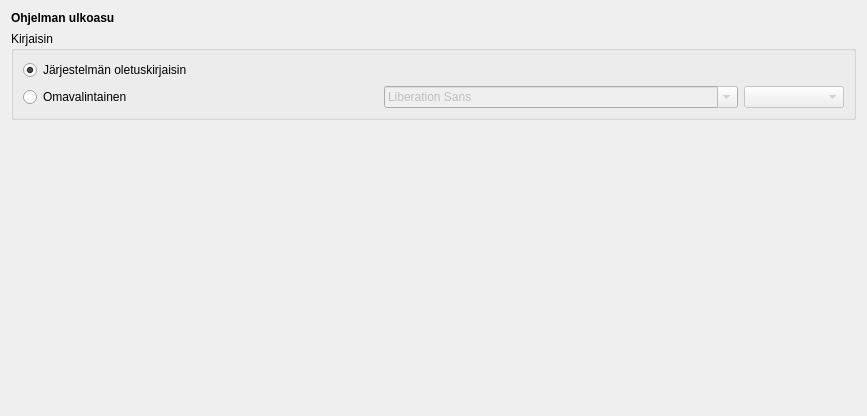
The window that kitupiikki/maaritys/ulkoasumaaritys.ui (artoh/kitupiikki) describes before a commit, drawn with Qt 5.
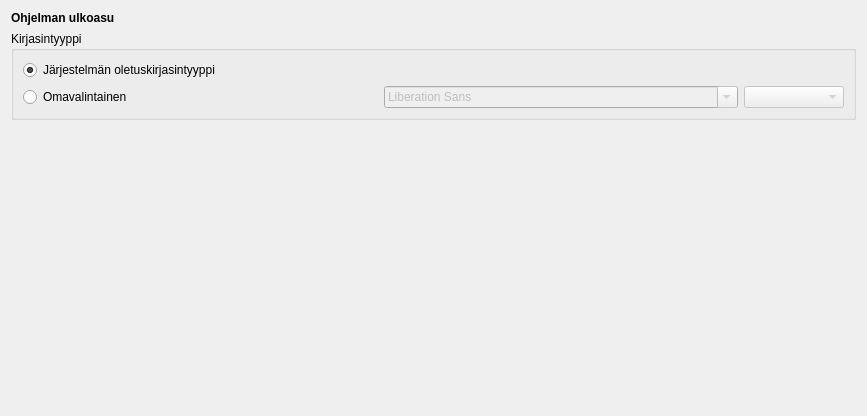
The same window after the commit.

Commit message: Ulkoasumaaritys typo fix: kirjaisin -> kirjasintyyppi

The edit to the form file:
```diff
--- a/kitupiikki/maaritys/ulkoasumaaritys.ui
+++ b/kitupiikki/maaritys/ulkoasumaaritys.ui
@@ -30,13 +30,13 @@
    <item>
     <widget class="QGroupBox" name="groupBox">
      <property name="title">
-      <string>Kirjaisin</string>
+      <string>Kirjasintyyppi</string>
      </property>
      <layout class="QVBoxLayout" name="verticalLayout">
       <item>
        <widget class="QRadioButton" name="oletusfontti">
         <property name="text">
-         <string>Järjestelmän oletuskirjaisin</string>
+         <string>Järjestelmän oletuskirjasintyyppi</string>
         </property>
         <property name="checked">
          <bool>true</bool>
```
